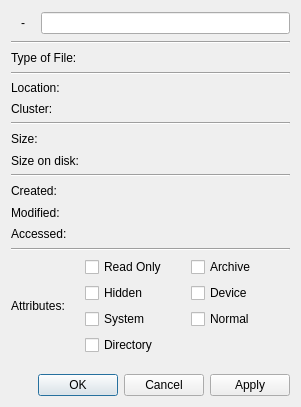
This is Velocity/fatxfiledialog.ui in hetelek/Velocity as Qt 5 draws it before an edit. The edited form follows.
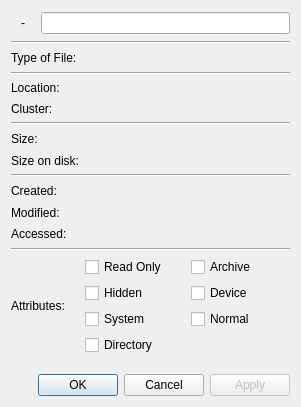
This is the edited form.

What changed in the file:
```diff
--- a/Velocity/fatxfiledialog.ui
+++ b/Velocity/fatxfiledialog.ui
@@ -369,6 +369,9 @@
        </item>
        <item>
         <widget class="QPushButton" name="btnApply">
+         <property name="enabled">
+          <bool>false</bool>
+         </property>
          <property name="text">
           <string>Apply</string>
          </property>
```
